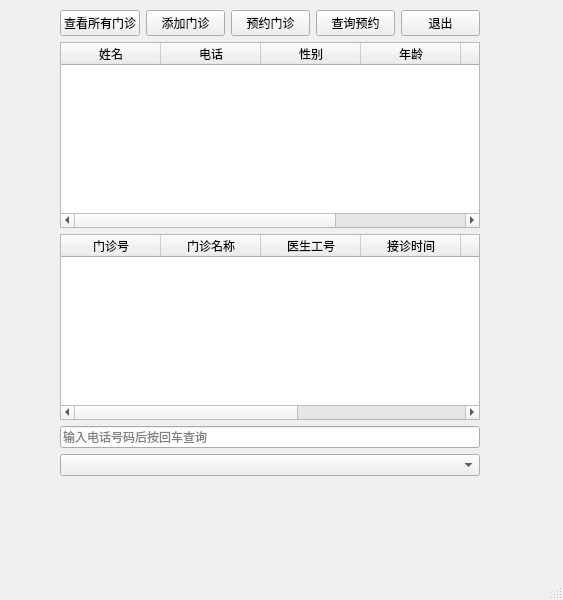
First picture: the form in 1/mainwindow.ui, repository Dda212/sample-and-easy, before the edit.
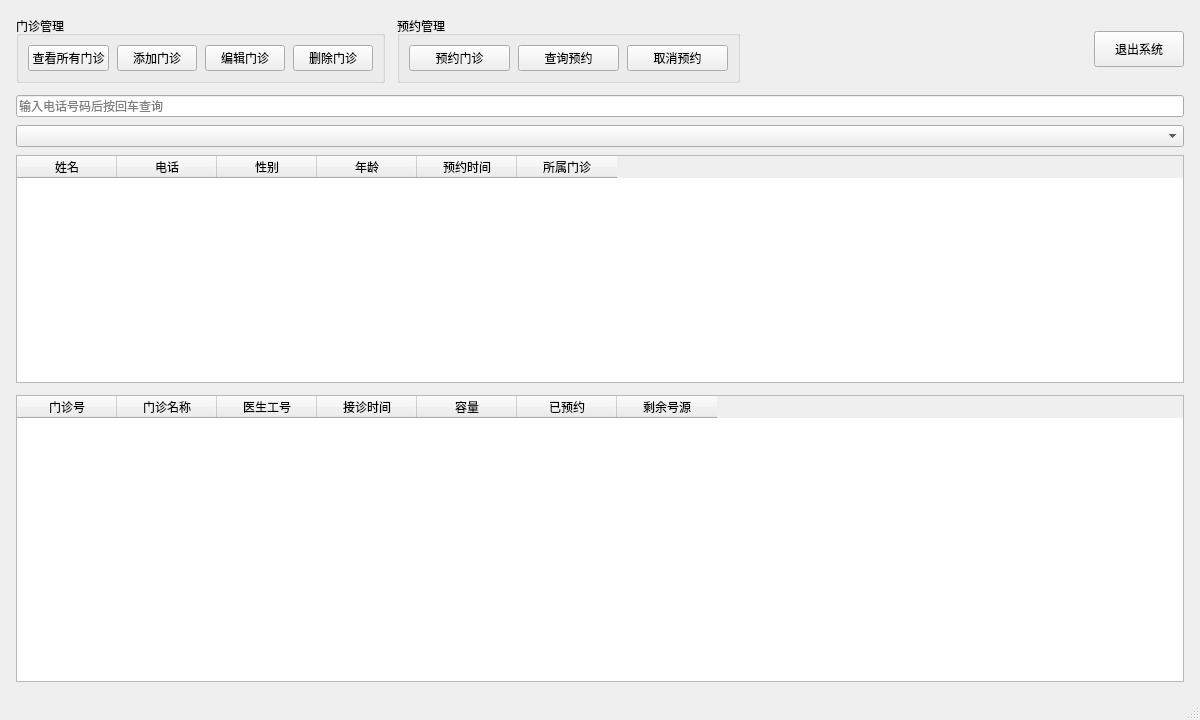
Second picture: the form after the edit.

```diff
--- a/1/mainwindow.ui
+++ b/1/mainwindow.ui
@@ -6,28 +6,58 @@
    <rect>
     <x>0</x>
     <y>0</y>
-    <width>563</width>
-    <height>600</height>
+    <width>1200</width>
+    <height>720</height>
    </rect>
   </property>
   <property name="windowTitle">
    <string>医院门诊预约管理系统</string>
   </property>
   <widget class="QWidget" name="centralwidget">
-   <widget class="QWidget" name="layoutWidget">
-    <property name="geometry">
-     <rect>
-      <x>60</x>
-      <y>10</y>
-      <width>420</width>
-      <height>466</height>
-     </rect>
+   <layout class="QVBoxLayout" name="centralLayout">
+    <property name="spacing">
+     <number>12</number>
     </property>
-    <layout class="QVBoxLayout" name="verticalLayout">
+    <property name="leftMargin">
+     <number>16</number>
+    </property>
+    <property name="topMargin">
+     <number>16</number>
+    </property>
+    <property name="rightMargin">
+     <number>16</number>
+    </property>
+    <property name="bottomMargin">
+     <number>16</number>
+    </property>
      <item>
-      <layout class="QHBoxLayout" name="horizontalLayout">
+     <layout class="QHBoxLayout" name="buttonRowLayout">
+      <property name="spacing">
+       <number>12</number>
+      </property>
+      <item>
+       <widget class="QGroupBox" name="groupClinic">
+        <property name="sizePolicy">
+         <sizepolicy hsizetype="Preferred" vsizetype="Fixed">
+          <horstretch>0</horstretch>
+          <verstretch>0</verstretch>
+         </sizepolicy>
+        </property>
+        <property name="title">
+         <string>门诊管理</string>
+        </property>
+        <layout class="QHBoxLayout" name="clinicBtnLayout">
+         <property name="spacing">
+          <number>8</number>
+         </property>
        <item>
         <widget class="QPushButton" name="btnViewClinics">
+           <property name="sizePolicy">
+            <sizepolicy hsizetype="Expanding" vsizetype="Fixed">
+             <horstretch>0</horstretch>
+             <verstretch>0</verstretch>
+            </sizepolicy>
+           </property>
          <property name="text">
           <string>查看所有门诊</string>
          </property>
@@ -35,13 +65,69 @@
        </item>
        <item>
         <widget class="QPushButton" name="btnAddClinic">
+           <property name="sizePolicy">
+            <sizepolicy hsizetype="Expanding" vsizetype="Fixed">
+             <horstretch>0</horstretch>
+             <verstretch>0</verstretch>
+            </sizepolicy>
+           </property>
          <property name="text">
           <string>添加门诊</string>
          </property>
         </widget>
        </item>
        <item>
+          <widget class="QPushButton" name="btnEditClinic">
+           <property name="sizePolicy">
+            <sizepolicy hsizetype="Expanding" vsizetype="Fixed">
+             <horstretch>0</horstretch>
+             <verstretch>0</verstretch>
+            </sizepolicy>
+           </property>
+           <property name="text">
+            <string>编辑门诊</string>
+           </property>
+          </widget>
+         </item>
+         <item>
+          <widget class="QPushButton" name="btnDeleteClinic">
+           <property name="sizePolicy">
+            <sizepolicy hsizetype="Expanding" vsizetype="Fixed">
+             <horstretch>0</horstretch>
+             <verstretch>0</verstretch>
+            </sizepolicy>
+           </property>
+           <property name="text">
+            <string>删除门诊</string>
+           </property>
+          </widget>
+         </item>
+        </layout>
+       </widget>
+      </item>
+      <item>
+       <widget class="QGroupBox" name="groupBooking">
+        <property name="sizePolicy">
+         <sizepolicy hsizetype="Preferred" vsizetype="Fixed">
+          <horstretch>0</horstretch>
+          <verstretch>0</verstretch>
+         </sizepolicy>
+        </property>
+        <property name="title">
+         <string>预约管理</string>
+        </property>
+        <layout class="QHBoxLayout" name="bookingBtnLayout">
+         <property name="spacing">
+          <number>8</number>
+         </property>
+         <item>
         <widget class="QPushButton" name="btnBook">
+           <property name="sizePolicy">
+            <sizepolicy hsizetype="Expanding" vsizetype="Fixed">
+             <horstretch>0</horstretch>
+             <verstretch>0</verstretch>
+            </sizepolicy>
+           </property>
          <property name="text">
           <string>预约门诊</string>
          </property>
@@ -49,34 +135,119 @@
        </item>
        <item>
         <widget class="QPushButton" name="btnQuery">
+           <property name="sizePolicy">
+            <sizepolicy hsizetype="Expanding" vsizetype="Fixed">
+             <horstretch>0</horstretch>
+             <verstretch>0</verstretch>
+            </sizepolicy>
+           </property>
          <property name="text">
           <string>查询预约</string>
          </property>
         </widget>
        </item>
        <item>
+          <widget class="QPushButton" name="btnCancelAppoint">
+           <property name="sizePolicy">
+            <sizepolicy hsizetype="Expanding" vsizetype="Fixed">
+             <horstretch>0</horstretch>
+             <verstretch>0</verstretch>
+            </sizepolicy>
+           </property>
+           <property name="text">
+            <string>取消预约</string>
+           </property>
+          </widget>
+         </item>
+        </layout>
+       </widget>
+      </item>
+      <item>
+       <spacer name="horizontalSpacer">
+        <property name="orientation">
+         <enum>Qt::Horizontal</enum>
+        </property>
+        <property name="sizeHint" stdset="0">
+         <size>
+          <width>20</width>
+          <height>20</height>
+         </size>
+        </property>
+       </spacer>
+      </item>
+      <item>
         <widget class="QPushButton" name="btnExit">
+        <property name="sizePolicy">
+         <sizepolicy hsizetype="Fixed" vsizetype="Fixed">
+          <horstretch>0</horstretch>
+          <verstretch>0</verstretch>
+         </sizepolicy>
+        </property>
+        <property name="minimumSize">
+         <size>
+          <width>90</width>
+          <height>36</height>
+         </size>
+        </property>
          <property name="text">
-          <string>退出</string>
+         <string>退出系统</string>
          </property>
         </widget>
        </item>
       </layout>
+    </item>
+    <item>
+     <widget class="QWidget" name="queryContainer" native="true">
+      <property name="visible">
+       <bool>false</bool>
+      </property>
+      <property name="sizePolicy">
+       <sizepolicy hsizetype="Expanding" vsizetype="Preferred">
+        <horstretch>0</horstretch>
+        <verstretch>0</verstretch>
+       </sizepolicy>
+      </property>
+      <layout class="QVBoxLayout" name="queryLayout">
+       <property name="spacing">
+        <number>8</number>
+       </property>
+       <property name="leftMargin">
+        <number>0</number>
+       </property>
+       <property name="topMargin">
+        <number>0</number>
+       </property>
+       <property name="rightMargin">
+        <number>0</number>
+       </property>
+       <property name="bottomMargin">
+        <number>0</number>
+       </property>
+       <item>
+        <widget class="QLineEdit" name="editSearchPhone">
+         <property name="placeholderText">
+          <string>输入电话号码后按回车查询</string>
+         </property>
+        </widget>
+       </item>
+       <item>
+        <widget class="QComboBox" name="comboSearchClinic">
+         <property name="placeholderText">
+          <string>按门诊下拉框查询</string>
+         </property>
+        </widget>
      </item>
      <item>
       <widget class="QTableWidget" name="tableQuery">
-       <property name="visible">
-        <bool>false</bool>
-       </property>
-       <property name="autoFillBackground">
-        <bool>false</bool>
+         <property name="editTriggers">
+          <set>QAbstractItemView::NoEditTriggers</set>
        </property>
        <property name="alternatingRowColors">
         <bool>true</bool>
        </property>
-       <attribute name="verticalHeaderStretchLastSection">
-        <bool>true</bool>
-       </attribute>
+         <property name="selectionBehavior">
+          <enum>QAbstractItemView::SelectRows</enum>
+         </property>
        <column>
         <property name="text">
          <string>姓名</string>
@@ -109,17 +280,17 @@
        </column>
       </widget>
      </item>
+      </layout>
+     </widget>
+    </item>
      <item>
       <widget class="QTableWidget" name="tableClinics">
        <property name="alternatingRowColors">
         <bool>true</bool>
        </property>
        <property name="selectionBehavior">
-        <enum>QAbstractItemView::SelectionBehavior::SelectRows</enum>
-       </property>
-       <attribute name="verticalHeaderStretchLastSection">
-        <bool>false</bool>
-       </attribute>
+       <enum>QAbstractItemView::SelectRows</enum>
+      </property>
        <column>
         <property name="text">
          <string>门诊号</string>
@@ -157,28 +328,7 @@
        </column>
       </widget>
      </item>
-     <item>
-      <widget class="QLineEdit" name="editSearchPhone">
-       <property name="visible">
-        <bool>false</bool>
-       </property>
-       <property name="placeholderText">
-        <string>输入电话号码后按回车查询</string>
-       </property>
-      </widget>
-     </item>
-     <item>
-      <widget class="QComboBox" name="comboSearchClinic">
-       <property name="visible">
-        <bool>false</bool>
-       </property>
-       <property name="placeholderText">
-        <string>按门诊下拉框查询</string>
-       </property>
-      </widget>
-     </item>
-    </layout>
-   </widget>
+   </layout>
   </widget>
   <widget class="QMenuBar" name="menubar">
    <property name="geometry">
```
Left out of the diff: 7 changed lines with no effect on the pictures. Lines whose indentation alone changed are shown as unchanged.
